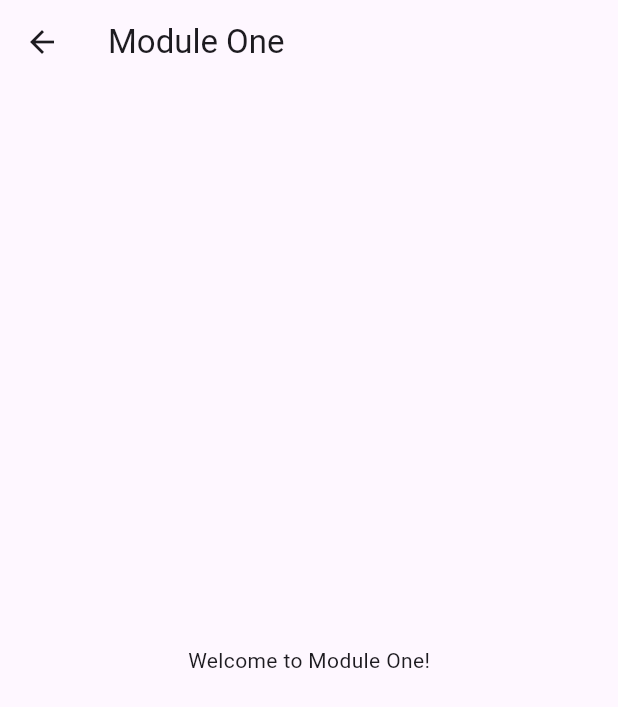
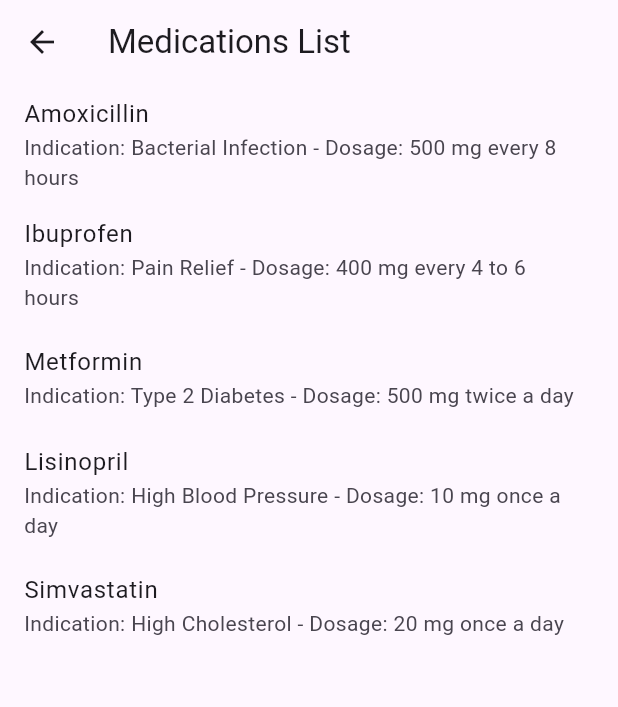
Before and after one commit to Dyu5mp8/hane, a Flutter app: the screen it shows after launch, after a tap on "Module One", on a phone screen of 412 x 824 dp. Shown: the top 707 px of the screen. Run offline on Flutter 3.47's test engine with Material 3 defaults, Android fonts, the phone set to English and light mode, and no system bars.

Commit message:
added listview and detail view, mock data

```diff
--- /dev/null
+++ b/lib/Views/Module1.dart
@@ -0,0 +1,89 @@
+import 'package:flutter/material.dart';
+
+class ItemListPage extends StatefulWidget {
+  @override
+  _ItemListPageState createState() => _ItemListPageState();
+}
+
+class _ItemListPageState extends State<ItemListPage> {
+  List<Map<String, String>> mockData = [
+    {
+      'name': 'Amoxicillin',
+      'indication': 'Bacterial Infection',
+      'dosage': '500 mg every 8 hours'
+    },
+    {
+      'name': 'Ibuprofen',
+      'indication': 'Pain Relief',
+      'dosage': '400 mg every 4 to 6 hours'
+    },
+    {
+      'name': 'Metformin',
+      'indication': 'Type 2 Diabetes',
+      'dosage': '500 mg twice a day'
+    },
+    {
+      'name': 'Lisinopril',
+      'indication': 'High Blood Pressure',
+      'dosage': '10 mg once a day'
+    },
+    {
+      'name': 'Simvastatin',
+      'indication': 'High Cholesterol',
+      'dosage': '20 mg once a day'
+    },
+    // Add more medications as needed
+  ];
+
+  @override
+  Widget build(BuildContext context) {
+    return Scaffold(
+      appBar: AppBar(
+        title: Text('Medications List'),
+      ),
+      body: ListView.builder(
+        itemCount: mockData.length,
+        itemBuilder: (context, index) {
+          Map<String, String> item = mockData[index];
+          return ListTile(
+            title: Text(item['name']!),
+            subtitle: Text('Indication: ${item['indication']} - Dosage: ${item['dosage']}'),
+            onTap: () {
+              Navigator.push(
+                context,
+                MaterialPageRoute(
+                  builder: (context) => ItemDetailView(itemDetails: item),
+                ),
+              );
+            },
+          );
+        },
+      ),
+    );
+  }
+}
+
+class ItemDetailView extends StatelessWidget {
+  final Map<String, String> itemDetails;
+
+  ItemDetailView({required this.itemDetails});
+
+  @override
+  Widget build(BuildContext context) {
+    return Scaffold(
+      appBar: AppBar(
+        title: Text('Detail of ${itemDetails['name']}'),
+      ),
+      body: Center(
+        child: Column(
+          mainAxisAlignment: MainAxisAlignment.center,
+          children: <Widget>[
+            Text('Name: ${itemDetails['name']}', style: Theme.of(context).textTheme.headlineMedium),
+            Text('Indication: ${itemDetails['indication']}', style: Theme.of(context).textTheme.labelSmall),
+            Text('Dosage: ${itemDetails['dosage']}', style: Theme.of(context).textTheme.labelSmall),
+          ],
+        ),
+      ),
+    );
+  }
+}
--- /dev/null
+++ b/lib/Views/Module2.dart
@@ -0,0 +1,15 @@
+import 'package:flutter/material.dart';
+
+class ModuleTwo extends StatelessWidget {
+  @override
+  Widget build(BuildContext context) {
+    return Scaffold(
+      appBar: AppBar(
+        title: Text('Module Two'),
+      ),
+      body: Center(
+        child: Text('Welcome to Module Two!'),
+      ),
+    );
+  }
+}
--- /dev/null
+++ b/lib/Views/homepage.dart
@@ -0,0 +1,45 @@
+import 'package:flutter/material.dart';
+import 'Module1.dart';
+import 'Module2.dart';
+
+class HomePage extends StatelessWidget {
+  @override
+  Widget build(BuildContext context) {
+    return Scaffold(
+      appBar: AppBar(
+        title: Text('Home Page'),
+      ),
+      body: Center(
+        child: GridView(
+          gridDelegate: SliverGridDelegateWithFixedCrossAxisCount(
+            crossAxisCount: 2,
+            crossAxisSpacing: 30,
+            mainAxisSpacing: 10,
+            childAspectRatio: 1,
+          ),
+          children: <Widget>[
+            ElevatedButton(
+              onPressed: () {
+                Navigator.push(
+                  context,
+                  MaterialPageRoute(builder: (context) => ItemListPage()),
+                );
+              },
+              child: Text('Module One'),
+            ),
+            ElevatedButton(
+              onPressed: () {
+                Navigator.push(
+                  context,
+                  MaterialPageRoute(builder: (context) => ModuleTwo()),
+                );
+              },
+              child: Text('Module Two'),
+            ),
+            // Add more buttons for more modules as needed
+          ],
+        ),
+      ),
+    );
+  }
+}
--- a/lib/main.dart
+++ b/lib/main.dart
@@ -1,4 +1,6 @@
 import 'package:flutter/material.dart';
+import 'Views/homepage.dart';
+
 
 void main() => runApp(MyApp());
 
@@ -14,73 +16,3 @@
     );
   }
 }
-
-class HomePage extends StatelessWidget {
-  @override
-  Widget build(BuildContext context) {
-    return Scaffold(
-      appBar: AppBar(
-        title: Text('Home Page'),
-      ),
-      body: Center(
-        child: GridView(
-          gridDelegate: SliverGridDelegateWithFixedCrossAxisCount(
-            crossAxisCount: 2,
-            crossAxisSpacing: 10,
-            mainAxisSpacing: 10,
-            childAspectRatio: 1,
-          ),
-          children: <Widget>[
-            ElevatedButton(
-              onPressed: () {
-                Navigator.push(
-                  context,
-                  MaterialPageRoute(builder: (context) => ModuleOne()),
-                );
-              },
-              child: Text('Module One'),
-            ),
-            ElevatedButton(
-              onPressed: () {
-                Navigator.push(
-                  context,
-                  MaterialPageRoute(builder: (context) => ModuleTwo()),
-                );
-              },
-              child: Text('Module Two'),
-            ),
-            // Add more buttons for more modules as needed
-          ],
-        ),
-      ),
-    );
-  }
-}
-
-class ModuleOne extends StatelessWidget {
-  @override
-  Widget build(BuildContext context) {
-    return Scaffold(
-      appBar: AppBar(
-        title: Text('Module One'),
-      ),
-      body: Center(
-        child: Text('Welcome to Module One!'),
-      ),
-    );
-  }
-}
-
-class ModuleTwo extends StatelessWidget {
-  @override
-  Widget build(BuildContext context) {
-    return Scaffold(
-      appBar: AppBar(
-        title: Text('Module Two'),
-      ),
-      body: Center(
-        child: Text('Welcome to Module Two!'),
-      ),
-    );
-  }
-}
```
